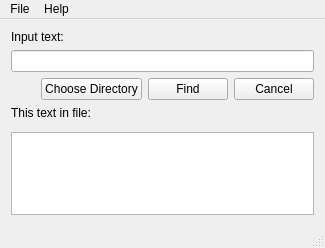
First picture: the form in mainwindow.ui, repository PolinB/SearchSubstringInDirectory, before the edit.
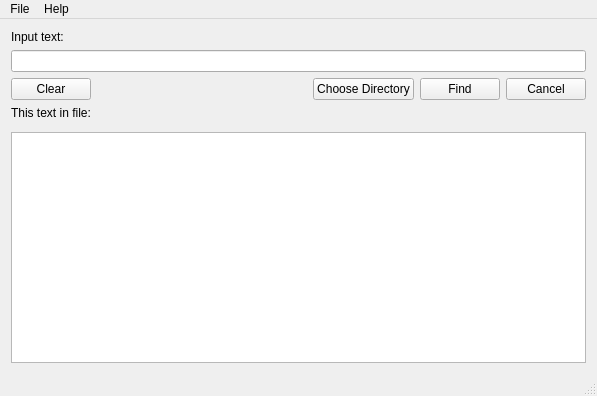
Second picture: the form after the edit.

```diff
--- a/mainwindow.ui
+++ b/mainwindow.ui
@@ -6,8 +6,8 @@
    <rect>
     <x>0</x>
     <y>0</y>
-    <width>325</width>
-    <height>248</height>
+    <width>597</width>
+    <height>396</height>
    </rect>
   </property>
   <property name="windowTitle">
@@ -17,6 +17,13 @@
    <layout class="QGridLayout" name="gridLayout">
     <item row="2" column="0">
      <layout class="QHBoxLayout" name="horizontalLayout">
+      <item>
+       <widget class="QPushButton" name="clearButton">
+        <property name="text">
+         <string>Clear</string>
+        </property>
+       </widget>
+      </item>
       <item>
        <spacer name="horizontalSpacer">
         <property name="orientation">
@@ -109,7 +116,7 @@
     <rect>
      <x>0</x>
      <y>0</y>
-     <width>325</width>
+     <width>597</width>
      <height>22</height>
     </rect>
    </property>
```
